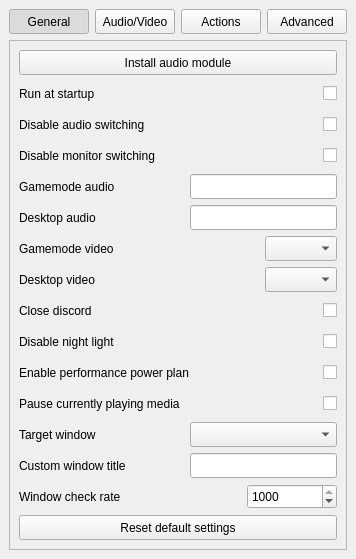
Odizinne/BigPictureTV, file Configurator/Configurator.ui: the form before one commit.
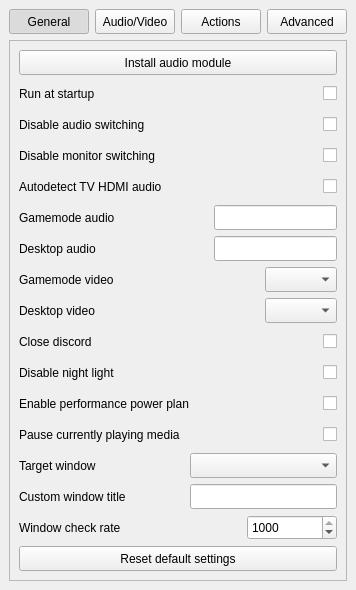
The form after the commit.

Commit message: added autodetect hdmi audio output

The edit to the form file:
```diff
--- a/Configurator/Configurator.ui
+++ b/Configurator/Configurator.ui
@@ -7,7 +7,7 @@
     <x>0</x>
     <y>0</y>
     <width>356</width>
-    <height>559</height>
+    <height>590</height>
    </rect>
   </property>
   <property name="sizePolicy">
@@ -501,7 +501,87 @@
           <property name="spacing">
            <number>6</number>
           </property>
-          <item row="3" column="3">
+          <item row="2" column="2" colspan="2">
+           <widget class="QLineEdit" name="desktopAudioLineEdit">
+            <property name="sizePolicy">
+             <sizepolicy hsizetype="Preferred" vsizetype="Fixed">
+              <horstretch>0</horstretch>
+              <verstretch>0</verstretch>
+             </sizepolicy>
+            </property>
+            <property name="minimumSize">
+             <size>
+              <width>0</width>
+              <height>25</height>
+             </size>
+            </property>
+            <property name="autoFillBackground">
+             <bool>false</bool>
+            </property>
+            <property name="frame">
+             <bool>true</bool>
+            </property>
+           </widget>
+          </item>
+          <item row="3" column="0">
+           <widget class="QLabel" name="gamemodeMonitorLabel">
+            <property name="minimumSize">
+             <size>
+              <width>0</width>
+              <height>25</height>
+             </size>
+            </property>
+            <property name="text">
+             <string>Gamemode video</string>
+            </property>
+           </widget>
+          </item>
+          <item row="3" column="2">
+           <spacer name="horizontalSpacer_2">
+            <property name="minimumSize">
+             <size>
+              <width>0</width>
+              <height>25</height>
+             </size>
+            </property>
+            <property name="orientation">
+             <enum>Qt::Orientation::Horizontal</enum>
+            </property>
+            <property name="sizeHint" stdset="0">
+             <size>
+              <width>40</width>
+              <height>20</height>
+             </size>
+            </property>
+           </spacer>
+          </item>
+          <item row="1" column="1">
+           <spacer name="horizontalSpacer_3">
+            <property name="orientation">
+             <enum>Qt::Orientation::Horizontal</enum>
+            </property>
+            <property name="sizeHint" stdset="0">
+             <size>
+              <width>40</width>
+              <height>20</height>
+             </size>
+            </property>
+           </spacer>
+          </item>
+          <item row="2" column="0">
+           <widget class="QLabel" name="desktopAudioLabel">
+            <property name="minimumSize">
+             <size>
+              <width>0</width>
+              <height>25</height>
+             </size>
+            </property>
+            <property name="text">
+             <string>Desktop audio</string>
+            </property>
+           </widget>
+          </item>
+          <item row="4" column="3">
            <widget class="QComboBox" name="desktopMonitorComboBox">
             <property name="minimumSize">
              <size>
@@ -511,20 +591,7 @@
             </property>
            </widget>
           </item>
-          <item row="0" column="0">
-           <widget class="QLabel" name="gamemodeAudioLabel">
-            <property name="minimumSize">
-             <size>
-              <width>0</width>
-              <height>25</height>
-             </size>
-            </property>
-            <property name="text">
-             <string>Gamemode audio</string>
-            </property>
-           </widget>
-          </item>
-          <item row="2" column="3">
+          <item row="3" column="3">
            <widget class="QComboBox" name="gamemodeMonitorComboBox">
             <property name="minimumSize">
              <size>
@@ -537,26 +604,20 @@
             </property>
            </widget>
           </item>
-          <item row="2" column="2">
-           <spacer name="horizontalSpacer_2">
+          <item row="1" column="0">
+           <widget class="QLabel" name="gamemodeAudioLabel">
             <property name="minimumSize">
              <size>
               <width>0</width>
               <height>25</height>
              </size>
             </property>
-            <property name="orientation">
-             <enum>Qt::Orientation::Horizontal</enum>
+            <property name="text">
+             <string>Gamemode audio</string>
             </property>
-            <property name="sizeHint" stdset="0">
-             <size>
-              <width>40</width>
-              <height>20</height>
-             </size>
-            </property>
-           </spacer>
+           </widget>
           </item>
-          <item row="3" column="0">
+          <item row="4" column="0">
            <widget class="QLabel" name="desktopMonitorLabel">
             <property name="minimumSize">
              <size>
@@ -569,42 +630,7 @@
             </property>
            </widget>
           </item>
-          <item row="1" column="0">
-           <widget class="QLabel" name="desktopAudioLabel">
-            <property name="minimumSize">
-             <size>
-              <width>0</width>
-              <height>25</height>
-             </size>
-            </property>
-            <property name="text">
-             <string>Desktop audio</string>
-            </property>
-           </widget>
-          </item>
           <item row="1" column="2" colspan="2">
-           <widget class="QLineEdit" name="desktopAudioLineEdit">
-            <property name="sizePolicy">
-             <sizepolicy hsizetype="Preferred" vsizetype="Fixed">
-              <horstretch>0</horstretch>
-              <verstretch>0</verstretch>
-             </sizepolicy>
-            </property>
-            <property name="minimumSize">
-             <size>
-              <width>0</width>
-              <height>25</height>
-             </size>
-            </property>
-            <property name="autoFillBackground">
-             <bool>false</bool>
-            </property>
-            <property name="frame">
-             <bool>true</bool>
-            </property>
-           </widget>
-          </item>
-          <item row="0" column="2" colspan="2">
            <widget class="QLineEdit" name="gamemodeAudioLineEdit">
             <property name="sizePolicy">
              <sizepolicy hsizetype="Preferred" vsizetype="Fixed">
@@ -626,8 +652,8 @@
             </property>
            </widget>
           </item>
-          <item row="2" column="0">
-           <widget class="QLabel" name="gamemodeMonitorLabel">
+          <item row="0" column="0">
+           <widget class="QLabel" name="label">
             <property name="minimumSize">
              <size>
               <width>0</width>
@@ -635,22 +661,19 @@
              </size>
             </property>
             <property name="text">
-             <string>Gamemode video</string>
+             <string>Autodetect TV HDMI audio</string>
             </property>
            </widget>
           </item>
-          <item row="0" column="1">
-           <spacer name="horizontalSpacer_3">
-            <property name="orientation">
-             <enum>Qt::Orientation::Horizontal</enum>
+          <item row="0" column="3">
+           <widget class="QCheckBox" name="autodetectCheckBox">
+            <property name="layoutDirection">
+             <enum>Qt::LayoutDirection::RightToLeft</enum>
             </property>
-            <property name="sizeHint" stdset="0">
-             <size>
-              <width>40</width>
-              <height>20</height>
-             </size>
+            <property name="text">
+             <string/>
             </property>
-           </spacer>
+           </widget>
           </item>
          </layout>
         </widget>
```
The commit also changes 9 other files.
